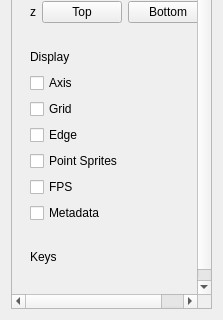
Above: src/sidebarwnd.ui from ccseer/f3dviewer before the change; both pictures show x 0 to 223 and y 253 to 573 of the 223 by 573 pixel window. Below: the same form after it.
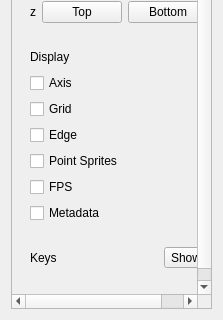
That is the form after the change.

Commit message: adjust sidebar UI

Patch:
```diff
--- a/src/sidebarwnd.ui
+++ b/src/sidebarwnd.ui
@@ -439,7 +439,10 @@
         <widget class="QWidget" name="widget_grp_animation_4" native="true">
          <layout class="QGridLayout" name="gridLayout_5">
           <item row="0" column="0">
-           <layout class="QHBoxLayout" name="horizontalLayout_18">
+           <layout class="QHBoxLayout" name="horizontalLayout_keys_header">
+            <property name="spacing">
+             <number>6</number>
+            </property>
             <item>
              <widget class="QLabel" name="label_title_ani_4">
               <property name="text">
@@ -454,19 +457,62 @@
               </property>
               <property name="sizeHint" stdset="0">
                <size>
-                <width>40</width>
+                <width>20</width>
                 <height>20</height>
                </size>
               </property>
              </spacer>
             </item>
+            <item>
+             <widget class="QToolButton" name="toolButton_keys_toggle">
+              <property name="text">
+               <string>Show</string>
+              </property>
+              <property name="checkable">
+               <bool>true</bool>
+              </property>
+              <property name="checked">
+               <bool>false</bool>
+              </property>
+              <property name="toolButtonStyle">
+               <enum>Qt::ToolButtonTextOnly</enum>
+              </property>
+             </widget>
+            </item>
            </layout>
           </item>
           <item row="1" column="0">
+           <widget class="QWidget" name="widget_keys_content" native="true">
+            <layout class="QVBoxLayout" name="verticalLayout_keys">
+             <property name="leftMargin">
+              <number>4</number>
+             </property>
+             <property name="topMargin">
+              <number>0</number>
+             </property>
+             <property name="rightMargin">
+              <number>0</number>
+             </property>
+             <property name="bottomMargin">
+              <number>0</number>
+             </property>
+             <property name="spacing">
+              <number>4</number>
+             </property>
+             <item>
            <widget class="QLabel" name="label_keys">
             <property name="text">
              <string/>
             </property>
+               <property name="wordWrap">
+                <bool>true</bool>
+               </property>
+               <property name="textInteractionFlags">
+                <set>Qt::TextSelectableByMouse</set>
+               </property>
+              </widget>
+             </item>
+            </layout>
            </widget>
           </item>
          </layout>
```
Left out of the diff: 4 changed lines with no effect on the pictures. Lines whose indentation alone changed are shown as unchanged. The commit also changes 5 other files.
